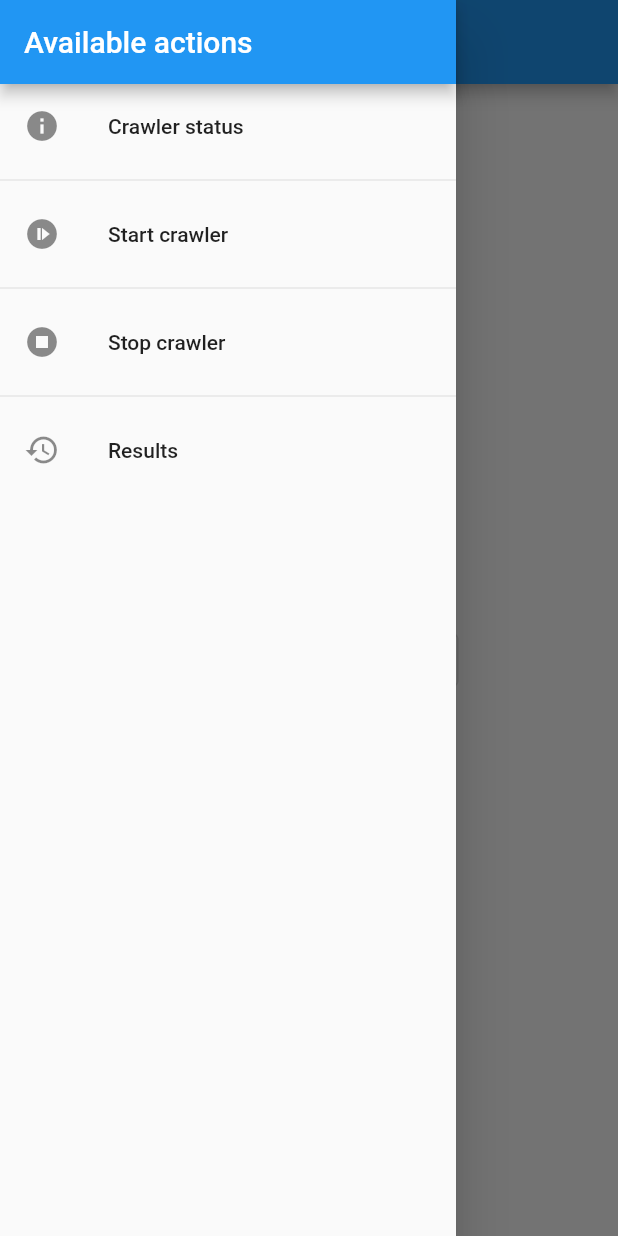
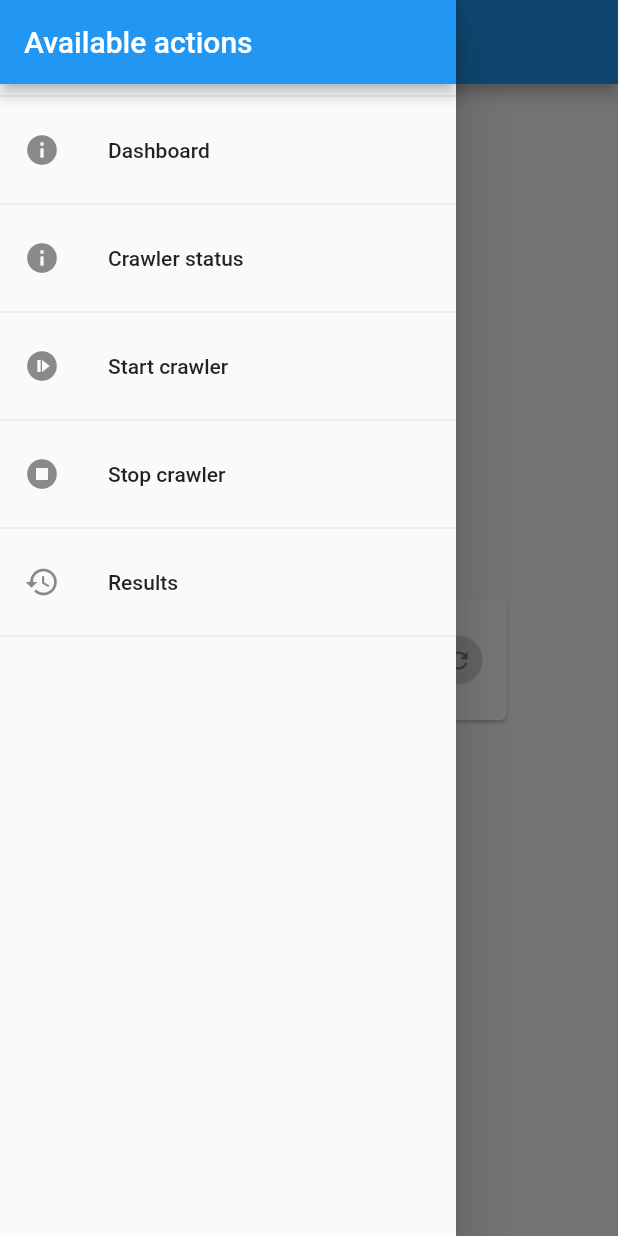
Before and after one commit to psaoulos/website-archiving-poc, a Flutter app: the screen it shows after launch, with the side drawer open, on a phone screen of 412 x 824 dp. Run offline on Flutter 3.47's test engine with Material 2 defaults, Android fonts, the light colour scheme and no system bars; network calls fail.

Commit message:
Added status indicator widget, some navigation changes

```diff
--- a/frontend/lib/main.dart
+++ b/frontend/lib/main.dart
@@ -34,21 +34,25 @@ class MyApp extends StatelessWidget {
           if (settings.name == DashboardScreen.routeName) {
             return PageRouteBuilder(
               pageBuilder: (_, __, ___) => DashboardScreen(),
+              settings: settings,
             );
           } else if (settings.name == StatusScreen.routeName) {
             return PageRouteBuilder(
               pageBuilder: (_, __, ___) => StatusScreen(),
+              settings: settings,
             );
           } else if (settings.name == ActionsScreen.routeName) {
             if (arguments != null && arguments != '') {
               final action = settings.arguments as CrawlerActions;
               return PageRouteBuilder(
                 pageBuilder: (_, __, ___) => ActionsScreen(action: action),
+                settings: settings,
               );
             }
           } else if (settings.name == ResultsScreen.routeName) {
             return PageRouteBuilder(
               pageBuilder: (_, __, ___) => ResultsScreen(),
+              settings: settings,
             );
           }
           return null;
@@ -56,6 +60,7 @@ class MyApp extends StatelessWidget {
         onUnknownRoute: (settings) {
           return MaterialPageRoute(
             builder: (ctx) => DashboardScreen(),
+            settings: settings,
           );
         },
       ),
--- a/frontend/lib/screens/dashboard.screen.dart
+++ b/frontend/lib/screens/dashboard.screen.dart
@@ -1,6 +1,7 @@
 import 'package:flutter/material.dart';
 import 'package:frontend/services/crawler.services.dart';
 import 'package:frontend/widgets/main_scaffold.widget.dart';
+import 'package:frontend/widgets/running_indicator_chip.widget.dart';
 
 class DashboardScreen extends StatefulWidget {
   static const routeName = '/dashboard';
@@ -11,17 +12,20 @@ class DashboardScreen extends StatefulWidget {
 }
 
 class _DashboardScreenState extends State<DashboardScreen> {
-  bool _running = true;
+  bool _running = false;
+
+  void getCrawlerStatus() {
+    CrawlerApiService().getCrawlerStatus().then((response) {
+      setState(() {
+        _running = response.running;
+      });
+    });
+  }
 
   @override
   void initState() {
     super.initState();
-    CrawlerApiService().getCrawlerStatus().then((response) {
-      print(response.toString());
-      setState(() {
-        _running = response.running;
-      });
-    });
+    getCrawlerStatus();
   }
 
   @override
@@ -30,21 +34,32 @@ class _DashboardScreenState extends State<DashboardScreen> {
       title: 'Dashboard',
       childWidget: Builder(builder: (context) {
         return Column(
+          mainAxisAlignment: MainAxisAlignment.center,
+          crossAxisAlignment: CrossAxisAlignment.center,
           children: [
             Row(
               mainAxisAlignment: MainAxisAlignment.center,
               children: [
-                Text('Press to open drawer!'),
-                OutlinedButton(
-                    onPressed: () {
-                      Scaffold.of(context).openDrawer();
-                    },
-                    child: Text(_running ? 'true' : 'false'))
+                Card(
+                  child: Padding(
+                    padding: const EdgeInsets.all(16.0),
+                    child: Row(
+                      children: [
+                        const Padding(
+                          padding: EdgeInsets.only(right: 10),
+                          child: Text('Crawler Status: '),
+                        ),
+                        RunningIndicatorChip(
+                          isRunning: _running,
+                          refreshFunction: getCrawlerStatus,
+                        ),
+                      ],
+                    ),
+                  ),
+                ),
               ],
             ),
           ],
-          mainAxisAlignment: MainAxisAlignment.center,
-          crossAxisAlignment: CrossAxisAlignment.center,
         );
       }),
     );
--- a/frontend/lib/widgets/main_drawer.widget.dart
+++ b/frontend/lib/widgets/main_drawer.widget.dart
@@ -1,11 +1,6 @@
 import 'package:flutter/material.dart';
 
-enum Options {
-  status,
-  start,
-  stop,
-  results
-}
+enum Options { status, start, stop, results, dashboard }
 
 class MainDrawer extends StatelessWidget {
   final Function setOptionPressed;
@@ -21,6 +16,16 @@ class MainDrawer extends StatelessWidget {
             title: const Text('Available actions'),
             automaticallyImplyLeading: false,
           ),
+          const Divider(),
+          ListTile(
+            leading: const Icon(Icons.info),
+            title: const Text('Dashboard'),
+            onTap: () {
+              setOptionPressed(Options.dashboard);
+              Scaffold.of(context).closeDrawer();
+            },
+          ),
+          const Divider(),
           ListTile(
             leading: const Icon(Icons.info),
             title: const Text('Crawler status'),
@@ -56,6 +61,7 @@ class MainDrawer extends StatelessWidget {
               Scaffold.of(context).closeDrawer();
             },
           ),
+          const Divider(),
         ],
       ),
     );
--- /dev/null
+++ b/frontend/lib/widgets/running_indicator_chip.widget.dart
@@ -0,0 +1,25 @@
+import 'package:flutter/material.dart';
+
+class RunningIndicatorChip extends StatelessWidget {
+  bool isRunning;
+  Function refreshFunction;
+  RunningIndicatorChip(
+      {Key? key, required this.isRunning, required this.refreshFunction})
+      : super(key: key);
+
+  @override
+  Widget build(BuildContext context) {
+    return Chip(
+      avatar: CircleAvatar(
+        backgroundColor: isRunning ? Colors.green : Colors.grey,
+      ),
+      label: Text(isRunning ? 'Running' : 'Stopped'),
+      deleteIcon: const Icon(Icons.refresh, color: Colors.black45),
+      deleteButtonTooltipMessage: 'Refresh status',
+      onDeleted: () {
+        refreshFunction();
+      },
+      backgroundColor: isRunning ? Colors.green[100] : Colors.grey[350],
+    );
+  }
+}
```
Also changed, not shown: frontend/lib/widgets/main_scaffold.widget.dart (+7 -0 lines).
